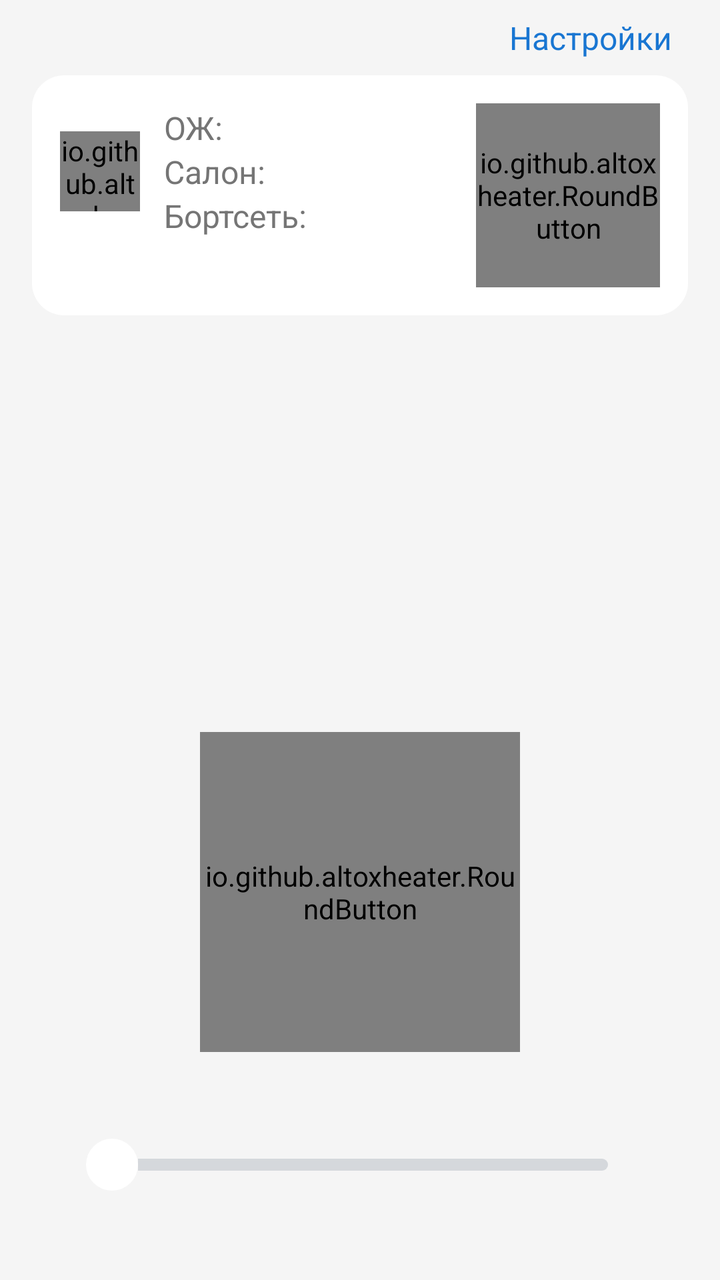
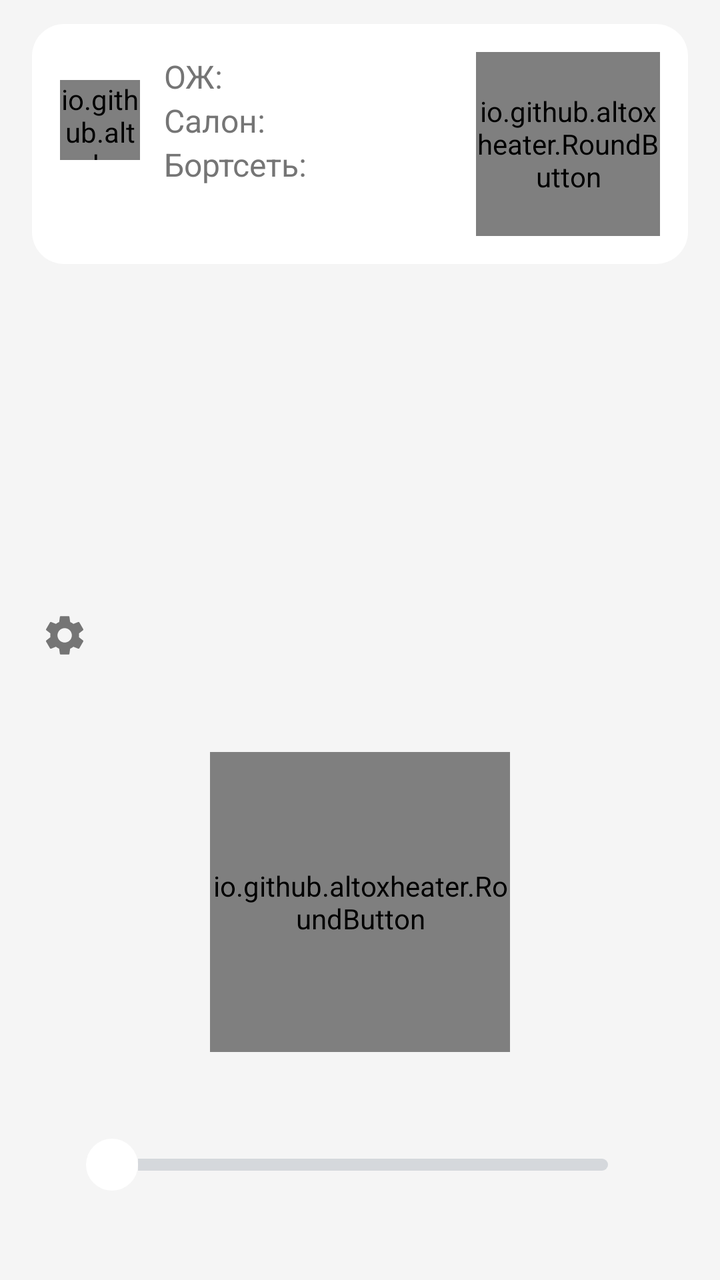

The first picture is an Android layout as it rendered before a commit; the second is the same layout after the commit. The layout source and the unified diff follow.
<!-- AndroidManifest.xml: application theme AppTheme -->
<!-- res/layout/activity_main.xml -->
<?xml version="1.0" encoding="utf-8"?>
<FrameLayout xmlns:android="http://schemas.android.com/apk/res/android"
    android:layout_width="match_parent"
    android:layout_height="match_parent"
    android:fitsSystemWindows="true">


<ScrollView
    android:layout_width="match_parent"
    android:layout_height="match_parent"
    android:fillViewport="true">

<LinearLayout
    android:layout_width="match_parent"
    android:layout_height="wrap_content"
    android:gravity="center_horizontal"
    android:orientation="vertical"
    android:paddingStart="16dp"
    android:paddingEnd="16dp"
    android:paddingBottom="12dp">

    <TextView
        android:id="@+id/settings"
        android:layout_width="wrap_content"
        android:layout_height="wrap_content"
        android:layout_gravity="end"
        android:background="?android:attr/selectableItemBackground"
        android:padding="8dp"
        android:text="@string/settings"
        android:textColor="@color/accent"
        android:textSize="16sp" />

    
    <LinearLayout
        android:layout_width="match_parent"
        android:layout_height="wrap_content"
        android:background="@drawable/card"
        android:orientation="vertical"
        android:padding="14dp">

        <LinearLayout
            android:layout_width="match_parent"
            android:layout_height="wrap_content"
            android:gravity="center_vertical"
            android:orientation="horizontal">

            <LinearLayout
                android:id="@+id/statusBlock"
                android:layout_width="0dp"
                android:layout_height="wrap_content"
                android:layout_weight="1"
                android:orientation="vertical">

                <LinearLayout
                    android:layout_width="wrap_content"
                    android:layout_height="wrap_content"
                    android:gravity="center_vertical"
                    android:orientation="horizontal">

                    <io.github.altoxheater.FlameView
                        android:id="@+id/flame"
                        android:layout_width="40dp"
                        android:layout_height="40dp"
                        android:layout_marginEnd="12dp" />

                    <TextView
                        android:id="@+id/statusLabels"
                        android:layout_width="wrap_content"
                        android:layout_height="wrap_content"
                        android:lineSpacingExtra="3dp"
                        android:text="ОЖ:\nСалон:\nБортсеть:"
                        android:textColor="@color/text_secondary"
                        android:textSize="16sp" />

                    
                    <TextView
                        android:id="@+id/statusInfo"
                        android:layout_width="wrap_content"
                        android:layout_height="wrap_content"
                        android:layout_marginStart="12dp"
                        android:gravity="end"
                        android:lineSpacingExtra="3dp"
                        android:textColor="@color/text"
                        android:textSize="16sp" />
                </LinearLayout>

                <TextView
                    android:id="@+id/statusTime"
                    android:layout_width="wrap_content"
                    android:layout_height="wrap_content"
                    android:layout_marginTop="6dp"
                    android:ellipsize="end"
                    android:fontFeatureSettings="tnum"
                    android:maxLines="1"
                    android:textColor="@color/text_secondary"
                    android:textSize="13sp" />
            </LinearLayout>

            <io.github.altoxheater.RoundButton
                android:id="@+id/status"
                android:layout_width="92dp"
                android:layout_height="92dp"
                android:layout_marginStart="8dp" />
        </LinearLayout>

        
        <LinearLayout
            android:id="@+id/forecastBlock"
            android:layout_width="match_parent"
            android:layout_height="wrap_content"
            android:layout_marginTop="10dp"
            android:orientation="vertical"
            android:visibility="gone">

            <LinearLayout
                android:layout_width="match_parent"
                android:layout_height="wrap_content"
                android:gravity="center_vertical"
                android:orientation="horizontal">

                <TextView
                    android:layout_width="0dp"
                    android:layout_height="wrap_content"
                    android:layout_weight="1"
                    android:text="ОЖ сейчас, прогноз"
                    android:textColor="@color/text"
                    android:textSize="16sp" />

                <TextView
                    android:id="@+id/forecast"
                    android:layout_width="wrap_content"
                    android:layout_height="wrap_content"
                    android:fontFeatureSettings="tnum"
                    android:textColor="@color/btn_on"
                    android:textSize="28sp"
                    android:textStyle="bold" />
            </LinearLayout>

            <TextView
                android:id="@+id/forecastNote"
                android:layout_width="match_parent"
                android:layout_height="wrap_content"
                android:textColor="@color/text_secondary"
                android:textSize="13sp" />
        </LinearLayout>
    </LinearLayout>

    
    <LinearLayout
        android:id="@+id/historyCard"
        android:layout_width="match_parent"
        android:layout_height="wrap_content"
        android:layout_marginTop="10dp"
        android:background="@drawable/card"
        android:orientation="vertical"
        android:padding="14dp"
        android:visibility="gone">

        <LinearLayout
            android:layout_width="match_parent"
            android:layout_height="wrap_content"
            android:gravity="center_vertical"
            android:orientation="horizontal">

            <TextView
                android:layout_width="0dp"
                android:layout_height="wrap_content"
                android:layout_weight="1"
                android:text="История"
                android:textColor="@color/text"
                android:textSize="16sp"
                android:textStyle="bold" />

            <TextView
                android:id="@+id/legend"
                android:layout_width="wrap_content"
                android:layout_height="wrap_content"
                android:textColor="@color/text_secondary"
                android:textSize="12sp" />
        </LinearLayout>

        <io.github.altoxheater.HistoryView
            android:id="@+id/chart"
            android:layout_width="match_parent"
            android:layout_height="120dp"
            android:layout_marginTop="8dp" />

        <LinearLayout
            android:id="@+id/historyList"
            android:layout_width="match_parent"
            android:layout_height="wrap_content"
            android:layout_marginTop="6dp"
            android:orientation="vertical" />
    </LinearLayout>

    <Space
        android:layout_width="0dp"
        android:layout_height="0dp"
        android:layout_weight="1" />

    <TextView
        android:id="@+id/caption"
        android:layout_width="wrap_content"
        android:layout_height="wrap_content"
        android:layout_marginTop="12dp"
        android:gravity="center"
        android:textColor="@color/text"
        android:textSize="18sp" />

    <TextView
        android:id="@+id/message"
        android:layout_width="wrap_content"
        android:layout_height="wrap_content"
        android:layout_marginTop="4dp"
        android:gravity="center"
        android:textColor="@color/error"
        android:textSize="15sp" />

    <io.github.altoxheater.RoundButton
        android:id="@+id/power"
        android:layout_width="160dp"
        android:layout_height="160dp"
        android:layout_marginTop="10dp" />

    
    
    <LinearLayout
        android:layout_width="248dp"
        android:layout_height="wrap_content"
        android:layout_marginTop="8dp"
        android:orientation="horizontal">

        <TextView
            android:id="@+id/minutesTitle"
            android:layout_width="0dp"
            android:layout_height="wrap_content"
            android:layout_weight="1"
            android:textColor="@color/text_secondary"
            android:textSize="15sp" />

        <TextView
            android:id="@+id/minutesLabel"
            android:layout_width="wrap_content"
            android:layout_height="wrap_content"
            android:fontFeatureSettings="tnum"
            android:textColor="@color/text"
            android:textSize="15sp" />
    </LinearLayout>

    
    <SeekBar
        android:id="@+id/minutes"
        android:layout_width="280dp"
        android:layout_height="56dp"
        android:paddingStart="16dp"
        android:paddingEnd="16dp"
        android:progressDrawable="@drawable/slider_track"
        android:thumb="@drawable/slider_thumb" />

    <TextView
        android:id="@+id/smsLabel"
        android:layout_width="280dp"
        android:layout_height="wrap_content"
        android:paddingStart="16dp"
        android:paddingEnd="16dp"
        android:textColor="@color/text_secondary"
        android:textSize="13sp" />

</LinearLayout>
</ScrollView>
</FrameLayout>
<!-- resources referenced by this layout -->
<resources>
  <color name="accent">#1976D2</color>
  <color name="btn_on">#E0574B</color>
  <color name="error">#C62828</color>
  <color name="text">#212121</color>
  <color name="text_secondary">#757575</color>
  <!-- drawable card (drawable) -->
  <?xml version="1.0" encoding="utf-8"?>
  <shape xmlns:android="http://schemas.android.com/apk/res/android">
      <solid android:color="@color/card" />
      <corners android:radius="16dp" />
  </shape>
  <!-- drawable slider_thumb (drawable) -->
  <?xml version="1.0" encoding="utf-8"?>
  <shape xmlns:android="http://schemas.android.com/apk/res/android" android:shape="oval">
      <solid android:color="#FFFFFF" />
      <size android:width="26dp" android:height="26dp" />
  </shape>
  <!-- drawable slider_track (drawable) -->
  <?xml version="1.0" encoding="utf-8"?>
  <layer-list xmlns:android="http://schemas.android.com/apk/res/android">
      <item
          android:id="@android:id/background"
          android:gravity="center_vertical|fill_horizontal">
          <shape>
              <corners android:radius="3dp" />
              <size android:height="6dp" />
              <solid android:color="#D5D8DC" />
          </shape>
      </item>
      <item
          android:id="@android:id/progress"
          android:gravity="center_vertical|fill_horizontal">
          <scale android:scaleWidth="100%">
              <shape>
                  <corners android:radius="3dp" />
                  <size android:height="6dp" />
                  <solid android:color="#FFFFFF" />
              </shape>
          </scale>
      </item>
  </layer-list>
  <string name="settings">Настройки</string>
  <style name="AppTheme" parent="android:Theme.Material.Light.NoActionBar">
          <item name="android:colorPrimary">@color/accent</item>
          <item name="android:colorAccent">@color/accent</item>
          <item name="android:windowBackground">@color/background</item>
          <item name="android:statusBarColor">@color/background</item>
          <item name="android:navigationBarColor">@color/background</item>
          <item name="android:windowLightStatusBar">true</item>
      </style>
  <color name="card">#FFFFFF</color>
  <color name="background">#F5F5F5</color>
</resources>

<!-- the commit's change to res/layout/activity_main.xml (unified diff, before → after) -->
@@ -17,18 +17,8 @@
     android:orientation="vertical"
     android:paddingStart="16dp"
     android:paddingEnd="16dp"
+    android:paddingTop="12dp"
     android:paddingBottom="12dp">
-
-    <TextView
-        android:id="@+id/settings"
-        android:layout_width="wrap_content"
-        android:layout_height="wrap_content"
-        android:layout_gravity="end"
-        android:background="?android:attr/selectableItemBackground"
-        android:padding="8dp"
-        android:text="@string/settings"
-        android:textColor="@color/accent"
-        android:textSize="16sp" />
 
     
     <LinearLayout
@@ -182,7 +172,7 @@
         <io.github.altoxheater.HistoryView
             android:id="@+id/chart"
             android:layout_width="match_parent"
-            android:layout_height="120dp"
+            android:layout_height="104dp"
             android:layout_marginTop="8dp" />
 
         <LinearLayout
@@ -198,14 +188,36 @@
         android:layout_height="0dp"
         android:layout_weight="1" />
 
-    <TextView
-        android:id="@+id/caption"
-        android:layout_width="wrap_content"
-        android:layout_height="wrap_content"
-        android:layout_marginTop="12dp"
-        android:gravity="center"
-        android:textColor="@color/text"
-        android:textSize="18sp" />
+    
+    <LinearLayout
+        android:layout_width="match_parent"
+        android:layout_height="wrap_content"
+        android:layout_marginTop="8dp"
+        android:gravity="center_vertical"
+        android:orientation="horizontal">
+
+        <ImageButton
+            android:id="@+id/settings"
+            android:layout_width="48dp"
+            android:layout_height="48dp"
+            android:layout_marginStart="-8dp"
+            android:background="?android:attr/selectableItemBackgroundBorderless"
+            android:contentDescription="@string/settings"
+            android:src="@drawable/ic_settings" />
+
+        <TextView
+            android:id="@+id/caption"
+            android:layout_width="0dp"
+            android:layout_height="wrap_content"
+            android:layout_weight="1"
+            android:gravity="center"
+            android:textColor="@color/text"
+            android:textSize="18sp" />
+
+        <Space
+            android:layout_width="40dp"
+            android:layout_height="0dp" />
+    </LinearLayout>
 
     <TextView
         android:id="@+id/message"
@@ -218,8 +230,8 @@
 
     <io.github.altoxheater.RoundButton
         android:id="@+id/power"
-        android:layout_width="160dp"
-        android:layout_height="160dp"
+        android:layout_width="150dp"
+        android:layout_height="150dp"
         android:layout_marginTop="10dp" />
 
     
<!-- resource entries referenced after the edit -->
@@ -11,6 +11,18 @@
       <solid android:color="@color/card" />
       <corners android:radius="16dp" />
   </shape>
+  <!-- drawable ic_settings (drawable) -->
+  <?xml version="1.0" encoding="utf-8"?>
+  <vector xmlns:android="http://schemas.android.com/apk/res/android"
+      android:width="24dp"
+      android:height="24dp"
+      android:viewportWidth="24"
+      android:viewportHeight="24"
+      android:tint="@color/text_secondary">
+      <path
+          android:fillColor="#FFFFFF"
+          android:pathData="M19.14,12.94c0.04,-0.3 0.06,-0.61 0.06,-0.94c0,-0.32 -0.02,-0.64 -0.07,-0.94l2.03,-1.58c0.18,-0.14 0.23,-0.41 0.12,-0.61l-1.92,-3.32c-0.12,-0.22 -0.37,-0.29 -0.59,-0.22l-2.39,0.96c-0.5,-0.38 -1.03,-0.7 -1.62,-0.94L14.4,2.81c-0.04,-0.24 -0.24,-0.41 -0.48,-0.41h-3.84c-0.24,0 -0.43,0.17 -0.47,0.41L9.25,5.35C8.66,5.59 8.12,5.92 7.63,6.29L5.24,5.33c-0.22,-0.08 -0.47,0 -0.59,0.22L2.74,8.87C2.62,9.08 2.66,9.34 2.86,9.48l2.03,1.58C4.84,11.36 4.8,11.69 4.8,12s0.02,0.64 0.07,0.94l-2.03,1.58c-0.18,0.14 -0.23,0.41 -0.12,0.61l1.92,3.32c0.12,0.22 0.37,0.29 0.59,0.22l2.39,-0.96c0.5,0.38 1.03,0.7 1.62,0.94l0.36,2.54c0.05,0.24 0.24,0.41 0.48,0.41h3.84c0.24,0 0.44,-0.17 0.47,-0.41l0.36,-2.54c0.59,-0.24 1.13,-0.56 1.62,-0.94l2.39,0.96c0.22,0.08 0.47,0 0.59,-0.22l1.92,-3.32c0.12,-0.22 0.07,-0.47 -0.12,-0.61L19.14,12.94zM12,15.6c-1.98,0 -3.6,-1.62 -3.6,-3.6s1.62,-3.6 3.6,-3.6s3.6,1.62 3.6,3.6S13.98,15.6 12,15.6z" />
+  </vector>
   <!-- drawable slider_thumb (drawable) -->
   <?xml version="1.0" encoding="utf-8"?>
   <shape xmlns:android="http://schemas.android.com/apk/res/android" android:shape="oval">
